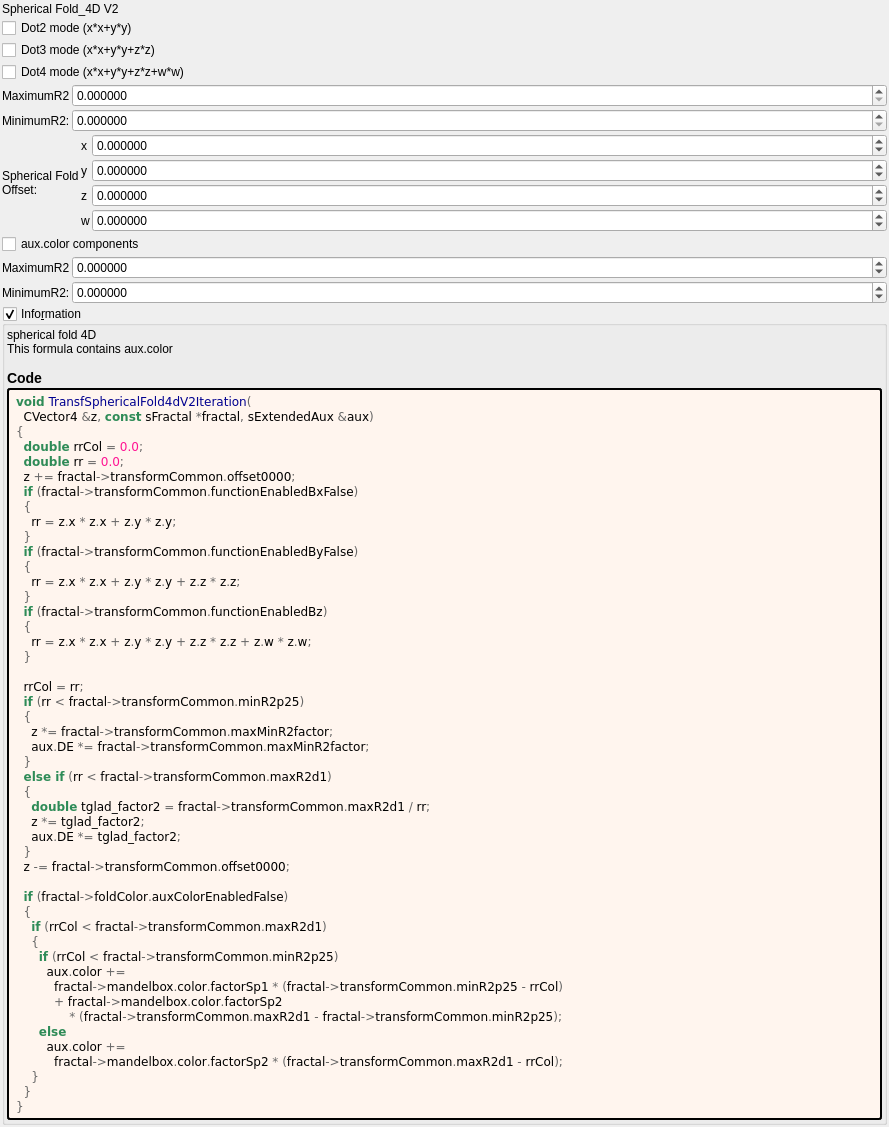
The window that mandelbulber2/formula/ui/transf_spherical_fold4d_v2.ui (buddhi1980/mandelbulber2) describes before a commit, drawn with Qt 5.
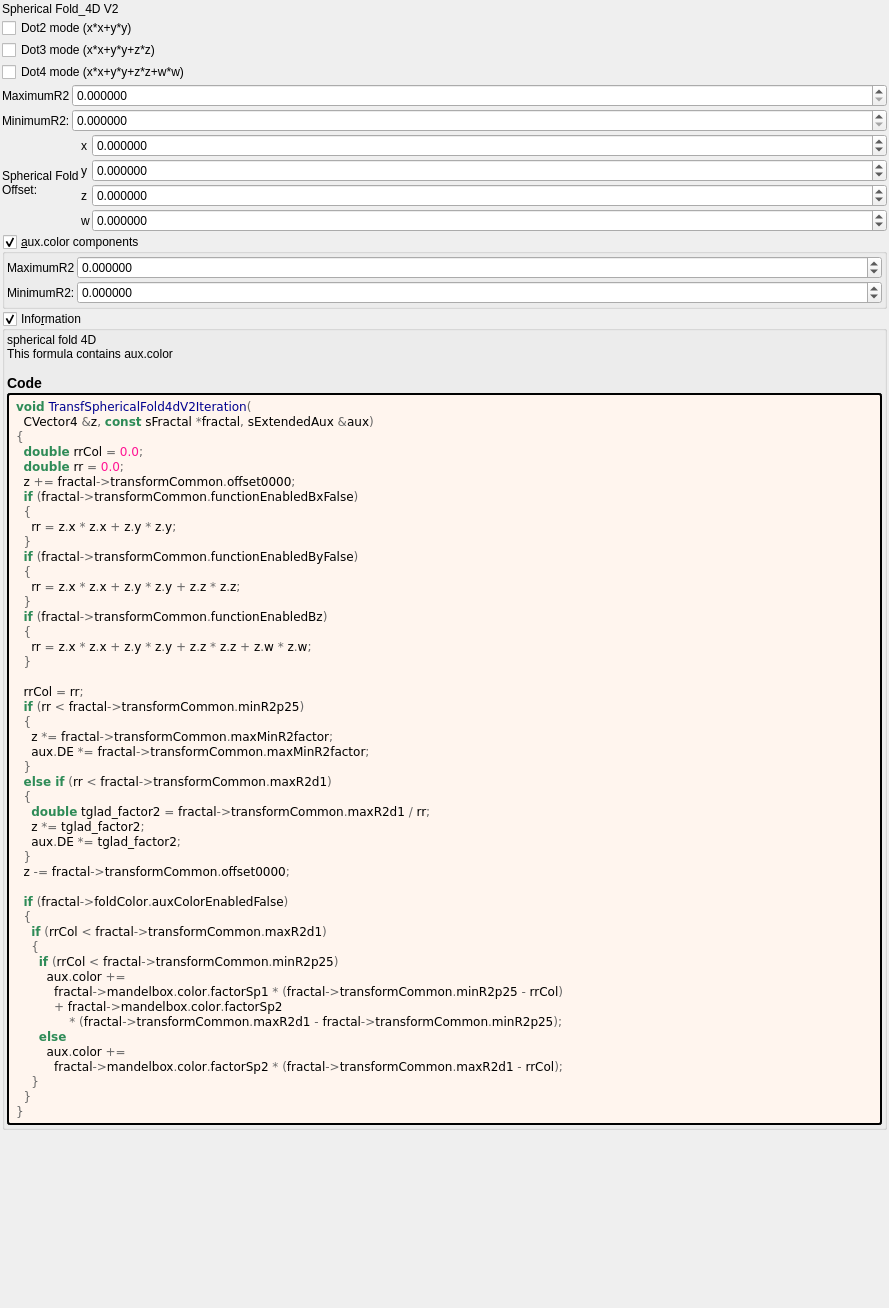
The same window after the commit. Custom widgets are drawn as their Qt base class.

Commit message: jos_kleinian v2 reinstate missing inv sphere to ui

The edit to the form file:
```diff
--- a/mandelbulber2/formula/ui/transf_spherical_fold4d_v2.ui
+++ b/mandelbulber2/formula/ui/transf_spherical_fold4d_v2.ui
@@ -7,7 +7,7 @@
     <x>0</x>
     <y>0</y>
     <width>889</width>
-    <height>947</height>
+    <height>1308</height>
    </rect>
   </property>
   <property name="windowTitle">
@@ -294,25 +294,42 @@
     </layout>
    </item>
    <item>
-    <layout class="QGridLayout" name="gridLayout_6" columnstretch="0,1">
+    <widget class="MyGroupBox" name="groupCheck_fold_color_aux_color_enabled_false">
+     <property name="title">
+      <string>&amp;aux.color components</string>
+     </property>
+     <property name="checkable">
+      <bool>true</bool>
+     </property>
+     <layout class="QVBoxLayout" name="verticalLayout_9" stretch="0">
      <property name="spacing">
       <number>2</number>
      </property>
-     <item row="0" column="0" colspan="2">
-      <widget class="MyCheckBox" name="checkBox_fold_color_aux_color_enabled_false">
-       <property name="text">
-        <string notr="true">aux.color components</string>
-       </property>
-      </widget>
-     </item>
-     <item row="3" column="0">
+      <property name="leftMargin">
+       <number>2</number>
+      </property>
+      <property name="topMargin">
+       <number>2</number>
+      </property>
+      <property name="rightMargin">
+       <number>2</number>
+      </property>
+      <property name="bottomMargin">
+       <number>2</number>
+      </property>
+      <item>
+       <layout class="QGridLayout" name="gridLayout_10" columnstretch="0,1">
+        <property name="spacing">
+         <number>2</number>
+        </property>
+        <item row="2" column="0">
       <widget class="QLabel" name="label_28">
        <property name="text">
         <string>MinimumR2:</string>
        </property>
       </widget>
      </item>
-     <item row="3" column="1">
+        <item row="2" column="1">
       <widget class="MyDoubleSpinBox" name="spinbox_mandelbox_color_Sp1">
        <property name="sizePolicy">
         <sizepolicy hsizetype="Minimum" vsizetype="Maximum">
@@ -340,42 +357,45 @@
        </property>
       </widget>
      </item>
-     <item row="1" column="1" rowspan="2">
-      <widget class="MyDoubleSpinBox" name="spinbox_mandelbox_color_Sp2">
-       <property name="sizePolicy">
-        <sizepolicy hsizetype="Minimum" vsizetype="Maximum">
-         <horstretch>0</horstretch>
-         <verstretch>0</verstretch>
-        </sizepolicy>
-       </property>
-       <property name="prefix">
-        <string/>
-       </property>
-       <property name="suffix">
-        <string/>
-       </property>
-       <property name="decimals">
-        <number>6</number>
-       </property>
-       <property name="minimum">
-        <double>-100.000000000000000</double>
-       </property>
-       <property name="maximum">
-        <double>100.000000000000000</double>
-       </property>
-       <property name="singleStep">
-        <double>0.100000000000000</double>
-       </property>
-      </widget>
-     </item>
-     <item row="1" column="0" rowspan="2">
+        <item row="1" column="0">
       <widget class="QLabel" name="label_29">
        <property name="text">
         <string>MaximumR2</string>
        </property>
       </widget>
      </item>
-    </layout>
+        <item row="1" column="1">
+         <widget class="MyDoubleSpinBox" name="spinbox_mandelbox_color_Sp2">
+          <property name="sizePolicy">
+           <sizepolicy hsizetype="Minimum" vsizetype="Maximum">
+            <horstretch>0</horstretch>
+            <verstretch>0</verstretch>
+           </sizepolicy>
+          </property>
+          <property name="prefix">
+           <string/>
+          </property>
+          <property name="suffix">
+           <string/>
+          </property>
+          <property name="decimals">
+           <number>6</number>
+          </property>
+          <property name="minimum">
+           <double>-100.000000000000000</double>
+          </property>
+          <property name="maximum">
+           <double>100.000000000000000</double>
+          </property>
+          <property name="singleStep">
+           <double>0.100000000000000</double>
+          </property>
+         </widget>
+        </item>
+       </layout>
+      </item>
+     </layout>
+    </widget>
    </item>
    <item>
     <widget class="MyGroupBox" name="groupCheck_info">
@@ -511,9 +531,9 @@
  </widget>
  <customwidgets>
   <customwidget>
-   <class>MyDoubleSpinBox</class>
-   <extends>QDoubleSpinBox</extends>
-   <header>my_double_spin_box.h</header>
+   <class>MyCheckBox</class>
+   <extends>QCheckBox</extends>
+   <header>my_check_box.h</header>
   </customwidget>
   <customwidget>
    <class>MyGroupBox</class>
@@ -522,9 +542,9 @@
    <container>1</container>
   </customwidget>
   <customwidget>
-   <class>MyCheckBox</class>
-   <extends>QCheckBox</extends>
-   <header>my_check_box.h</header>
+   <class>MyDoubleSpinBox</class>
+   <extends>QDoubleSpinBox</extends>
+   <header>my_double_spin_box.h</header>
   </customwidget>
  </customwidgets>
  <tabstops>
```
Left out of the diff: 2 changed lines with no effect on the pictures. Lines whose indentation alone changed are shown as unchanged. The commit also changes 2 other files.
